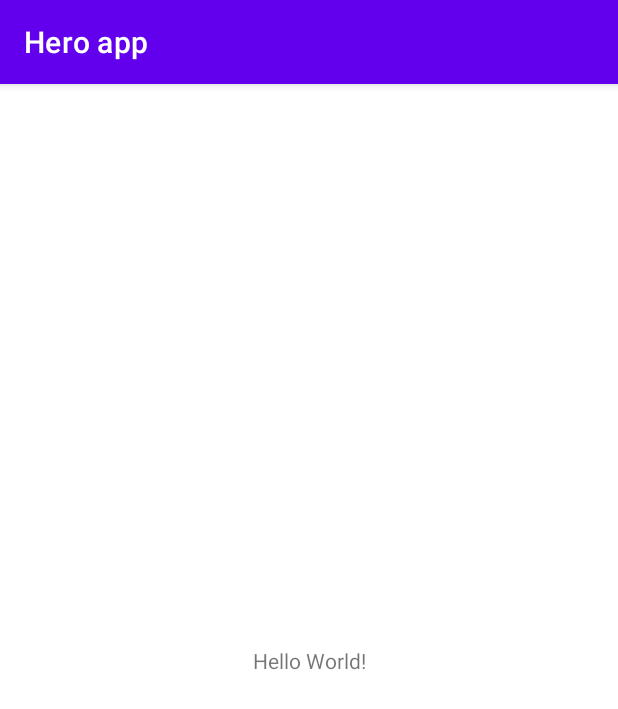
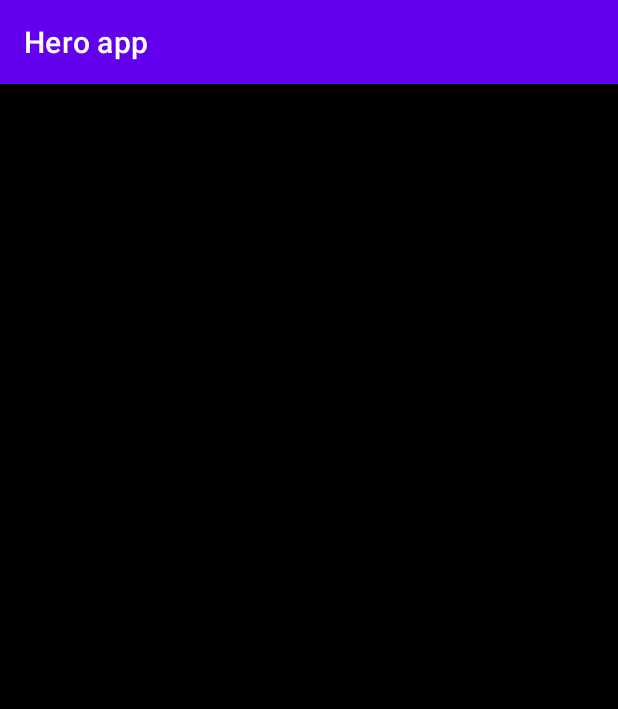
Before and after one commit to IbrahimAlzaidi/HeroApp, an Android app: the screen it shows after launch (MainActivity), on a phone screen of 412 x 824 dp. Shown: the top 709 px of the screen. Run offline under Robolectric (Android 15) with nearby library versions, the phone set to English and light mode, and no system bars.

Commit message:
add navigation

```diff
--- a/app/src/main/java/com/example/heroapp/ui/MainActivity.kt
+++ b/app/src/main/java/com/example/heroapp/ui/MainActivity.kt
@@ -11,7 +11,6 @@ class MainActivity : AppCompatActivity() {
         binding = ActivityMainBinding.inflate(layoutInflater)
         setContentView(binding.root)
 
-
     }
 
 }
--- a/app/src/main/java/com/example/heroapp/ui/fragment/SerachFragment.kt
+++ b/app/src/main/java/com/example/heroapp/ui/fragment/SearchFragment.kt
@@ -1,17 +1,17 @@
 package com.example.heroapp.ui.fragment
 
 import android.view.LayoutInflater
-import com.example.heroapp.databinding.FragmentMainBinding
+import com.example.heroapp.databinding.FragmentSearchBinding
 import com.example.heroapp.ui.base.BaseFragment
 
 
-class SerachFragment : BaseFragment<FragmentMainBinding>() {
+class SearchFragment : BaseFragment<FragmentSearchBinding>() {
 
     override val LOG_TAG: String
         get() = "Main Fragment"
 
-    override val bindingInflater: (LayoutInflater) -> FragmentMainBinding =
-        FragmentMainBinding::inflate
+    override val bindingInflater: (LayoutInflater) -> FragmentSearchBinding =
+        FragmentSearchBinding::inflate
 
     override fun setup() {}
     override fun addCallBack() {}
--- a/app/src/main/res/layout/activity_main.xml
+++ b/app/src/main/res/layout/activity_main.xml
@@ -6,10 +6,13 @@
     android:layout_height="match_parent"
     tools:context=".ui.MainActivity">
 
-    <TextView
-        android:layout_width="wrap_content"
-        android:layout_height="wrap_content"
-        android:text="Hello World!"
+    <androidx.fragment.app.FragmentContainerView
+        android:id="@+id/fragment_host"
+        android:layout_width="match_parent"
+        android:layout_height="match_parent"
+        android:name="androidx.navigation.fragment.NavHostFragment"
+        app:defaultNavHost="true"
+        app:navGraph="@navigation/nav_controller"
         app:layout_constraintBottom_toBottomOf="parent"
         app:layout_constraintLeft_toLeftOf="parent"
         app:layout_constraintRight_toRightOf="parent"
--- a/app/src/main/res/layout/fragment_details.xml
+++ b/app/src/main/res/layout/fragment_details.xml
@@ -3,6 +3,7 @@
     xmlns:tools="http://schemas.android.com/tools"
     android:layout_width="match_parent"
     android:layout_height="match_parent"
+    android:background="@color/purple_700"
     tools:context=".ui.fragment.DetailsFragment">
 
     <!-- TODO: Update blank fragment layout -->
--- a/app/src/main/res/layout/fragment_main.xml
+++ b/app/src/main/res/layout/fragment_search.xml
@@ -3,7 +3,8 @@
     xmlns:tools="http://schemas.android.com/tools"
     android:layout_width="match_parent"
     android:layout_height="match_parent"
-    tools:context=".ui.fragment.SerachFragment">
+    android:background="@color/black"
+    tools:context=".ui.fragment.SearchFragment">
 
     <!-- TODO: Update blank fragment layout -->
     <TextView
--- /dev/null
+++ b/app/src/main/res/navigation/nav_controller.xml
@@ -0,0 +1,17 @@
+<?xml version="1.0" encoding="utf-8"?>
+<navigation xmlns:android="http://schemas.android.com/apk/res/android"
+    xmlns:app="http://schemas.android.com/apk/res-auto"
+    xmlns:tools="http://schemas.android.com/tools"
+    android:id="@+id/navigation"
+    app:startDestination="@id/searchFragment">
+    <fragment
+        android:id="@+id/searchFragment"
+        android:name="com.example.heroapp.ui.fragment.SearchFragment"
+        android:label="fragment_search"
+        tools:layout="@layout/fragment_search" />
+    <fragment
+        android:id="@+id/detailsFragment"
+        android:name="com.example.heroapp.ui.fragment.DetailsFragment"
+        android:label="fragment_details"
+        tools:layout="@layout/fragment_details" />
+</navigation>
--- a/build.gradle
+++ b/build.gradle
@@ -5,11 +5,14 @@ buildscript {
         mavenCentral()
     }
     dependencies {
-        classpath "com.android.tools.build:gradle:7.0.1"
+        classpath "com.android.tools.build:gradle:7.0.2"
         classpath "org.jetbrains.kotlin:kotlin-gradle-plugin:1.5.21"
 
         // NOTE: Do not place your application dependencies here; they belong
         // in the individual module build.gradle files
+
+        def nav_version = "2.3.5"
+        classpath "androidx.navigation:navigation-safe-args-gradle-plugin:$nav_version"
     }
 }
 
```
Also changed, not shown: app/build.gradle (+15 -6 lines).
